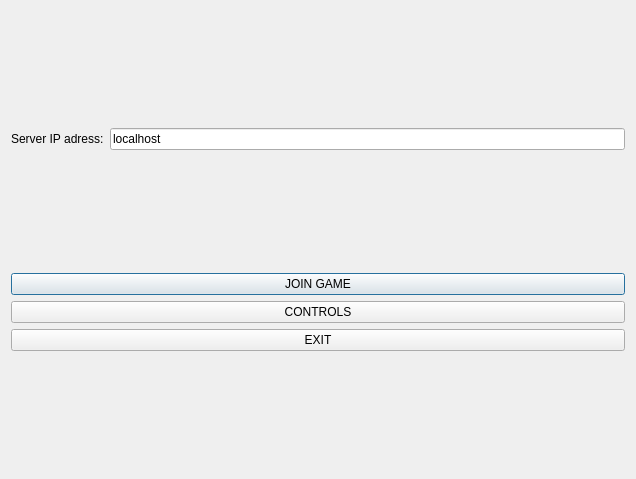
This is Menu.ui in alekseypivovar/airplanes_client as Qt 5 draws it before an edit. The edited form follows.
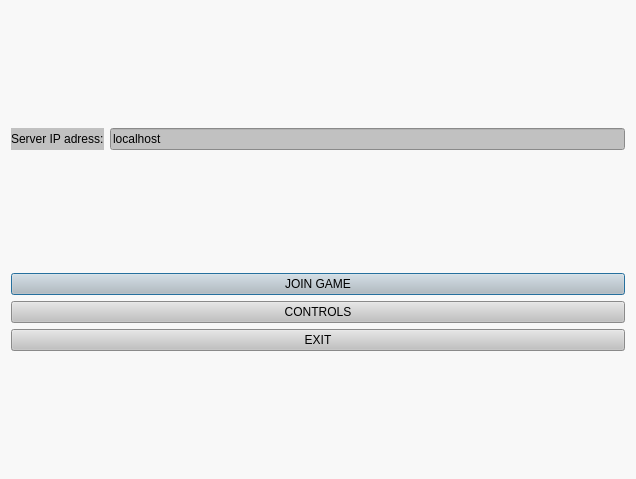
This is the edited form. Icons and pictures are not drawn.

```diff
--- a/Menu.ui
+++ b/Menu.ui
@@ -11,14 +11,31 @@
    </rect>
   </property>
   <property name="windowTitle">
-   <string>Menu</string>
+   <string>Airplanes client v 1.0.0.1</string>
+  </property>
+  <property name="windowIcon">
+   <iconset resource="res.qrc">
+    <normaloff>:/images/plane.png</normaloff>:/images/plane.png</iconset>
+  </property>
+  <property name="autoFillBackground">
+   <bool>false</bool>
+  </property>
+  <property name="styleSheet">
+   <string notr="true"/>
   </property>
   <widget class="QWidget" name="centralWidget">
+   <property name="styleSheet">
+    <string notr="true">background-image: url(:/images/back.jpg);
+background-color: rgba(255, 255, 255, 150);</string>
+   </property>
    <layout class="QVBoxLayout" name="verticalLayout">
     <item>
      <layout class="QHBoxLayout" name="horizontalLayout">
       <item>
        <widget class="QLabel" name="label">
+        <property name="styleSheet">
+         <string notr="true">background-color: rgb(193, 193, 193);</string>
+        </property>
         <property name="text">
          <string>Server IP adress:</string>
         </property>
@@ -26,6 +43,9 @@
       </item>
       <item>
        <widget class="QLineEdit" name="lineEdit_ip">
+        <property name="styleSheet">
+         <string notr="true">background-color: rgb(193, 193, 193);</string>
+        </property>
         <property name="text">
          <string>localhost</string>
         </property>
@@ -37,6 +57,9 @@
      <layout class="QVBoxLayout" name="verticalLayout_2">
       <item>
        <widget class="QPushButton" name="pushButton_join">
+        <property name="styleSheet">
+         <string notr="true">background-color: rgb(193, 193, 193);</string>
+        </property>
         <property name="text">
          <string>JOIN GAME</string>
         </property>
@@ -47,6 +70,9 @@
       </item>
       <item>
        <widget class="QPushButton" name="pushButton_controls">
+        <property name="styleSheet">
+         <string notr="true">background-color: rgb(193, 193, 193);</string>
+        </property>
         <property name="text">
          <string>CONTROLS</string>
         </property>
@@ -54,6 +80,9 @@
       </item>
       <item>
        <widget class="QPushButton" name="pushButton_exit">
+        <property name="styleSheet">
+         <string notr="true">background-color: rgb(193, 193, 193);</string>
+        </property>
         <property name="text">
          <string>EXIT</string>
         </property>
```
Left out of the diff: 4 changed lines with no effect on the pictures.
